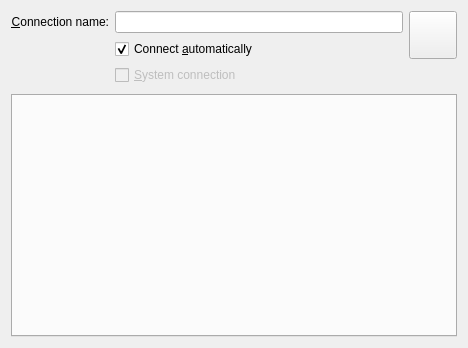
Before: the Qt Designer form libs/ui/connection.ui in KDE/networkmanagement, drawn with Qt 5.
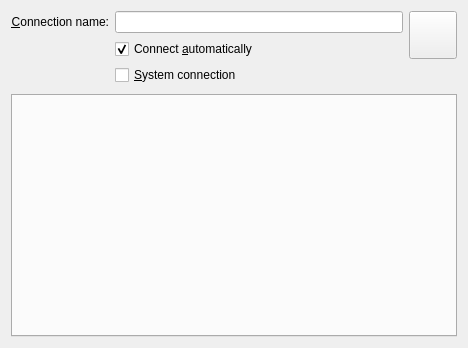
After: the same form once the commit is applied. Custom widgets are drawn as their Qt base class.

```diff
--- a/libs/ui/connection.ui
+++ b/libs/ui/connection.ui
@@ -48,9 +48,6 @@
      </item>
      <item row="2" column="1">
       <widget class="QCheckBox" name="system">
-       <property name="enabled">
-        <bool>false</bool>
-       </property>
        <property name="text">
         <string>&amp;System connection</string>
        </property>
```
